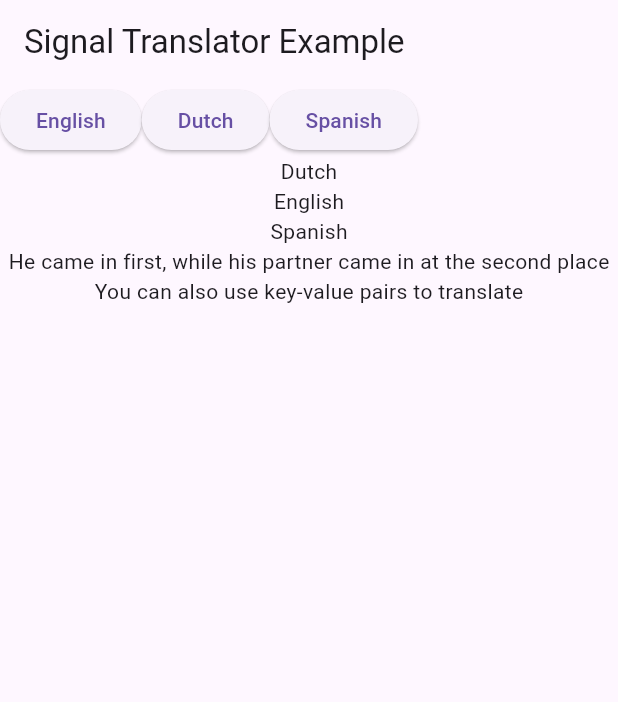
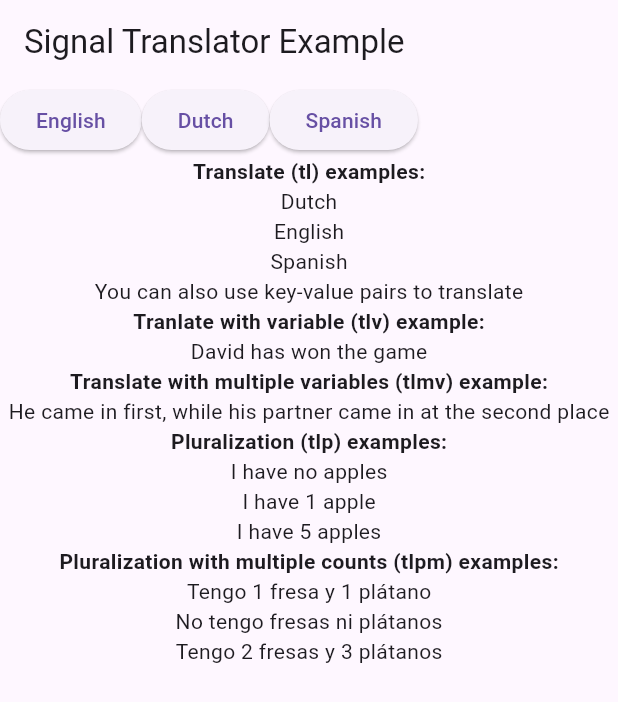
Before and after one commit to nathantaal/flutter-signals-translator, a Flutter app: the screen it shows after launch, after a tap on "English", on a phone screen of 412 x 824 dp. Shown: the top 702 px of the screen. Run offline on Flutter 3.47's test engine with Material 3 defaults, Android fonts, the phone set to English and light mode, and no system bars; our stand-ins replace shared_preferences, signals.

Commit message:
Add pluralization support

```diff
--- a/example/assets/translations/en.json
+++ b/example/assets/translations/en.json
@@ -4,8 +4,21 @@
     "Dutch": "Dutch",
     "English": "English",
     "Spanish": "Spanish",
+    "{0} has won the game!": "{0} has won the game!",
     "He came in {0}, while his partner came in at the {1} place": "He came in {0}, while his partner came in at the {1} place",
     "CAN_USE_KEY": "You can also use key-value pairs to translate",
-    "Signal Translator Example": "Signal Translator Example"
+    "Signal Translator Example": "Signal Translator Example",
+    "I have {0} apples": {
+      "zero": "I have no apples",
+      "one": "I have 1 apple",
+      "other": "I have {0} apples"
+    },
+    "I have {0} strawberries and {1} bananas": {
+      "zero_zero": "No tengo fresas ni plátanos",
+      "one_one": "Tengo 1 fresa y 1 plátano",
+      "one_other": "Tengo 1 fresa y {1} plátanos",
+      "other_one": "Tengo {0} fresas y 1 plátano",
+      "other_other": "Tengo {0} fresas y {1} plátanos"
+    }
   }
 }
--- a/example/assets/translations/es.json
+++ b/example/assets/translations/es.json
@@ -4,8 +4,21 @@
     "Dutch": "Holandés",
     "English": "Inglés",
     "Spanish": "Español",
+    "{0} has won the game!": "{0} ha ganado la partida!",
     "He came in {0}, while his partner came in at the {1} place": "Él llegó en {0}, mientras que su pareja llegó en el {1} lugar",
     "CAN_USE_KEY": "También puedes usar pares clave-valor para traducir",
-    "Signal Translator Example": "Ejemplo de traductor de 'Signals'"
+    "Signal Translator Example": "Ejemplo de traductor de 'Signals'",
+    "I have {0} apples": {
+      "zero": "No tengo ninguna manzana",
+      "one": "Tengo una manzana",
+      "other": "Tengo {0} manzanas"
+    },
+    "I have {0} strawberries and {1} bananas": {
+      "zero_zero": "No tengo fresas ni plátanos",
+      "one_one": "Tengo 1 fresa y 1 plátano",
+      "one_other": "Tengo 1 fresa y {1} plátanos",
+      "other_one": "Tengo {0} fresas y 1 plátano",
+      "other_other": "Tengo {0} fresas y {1} plátanos"
+    }
   }
 }
--- a/example/assets/translations/nl.json
+++ b/example/assets/translations/nl.json
@@ -4,8 +4,21 @@
     "Dutch": "Nederlands",
     "English": "English",
     "Spanish": "Español",
+    "{0} has won the game!": "{0} heeft het spel gewonnen!",
     "He came in {0}, while his partner came in at the {1} place": "Zijn parter eindigde op de {1} plaats, terwijl hij op de {0} plaats eindigde",
     "CAN_USE_KEY": "Je kunt ook sleutel-waardeparen gebruiken om te vertalen",
-    "Signal Translator Example": "'Signal' vertaler voorbeeld"
+    "Signal Translator Example": "'Signal' vertaler voorbeeld",
+    "I have {0} apples": {
+      "zero": "I heb geen appels",
+      "one": "I heb een appel",
+      "other": "Ik heb {0} appels"
+    },
+    "I have {0} strawberries and {1} bananas": {
+      "zero_zero": "Ik heb geen aardbeien en geen bananen",
+      "one_one": "Ik heb 1 aardbei en 1 banaan",
+      "one_other": "Ik heb 1 aardbei en {1} bananen",
+      "other_one": "Ik heb {0} aardbeien en 1 banaan",
+      "other_other": "Ik heb {0} aardbeien en {1} bananen"
+    }
   }
 }
--- a/example/lib/main.dart
+++ b/example/lib/main.dart
@@ -38,16 +38,32 @@ void main() async {
                     ),
                   ],
                 ),
+                Text('Translate (tl) examples:', style: TextStyle(fontWeight: FontWeight.bold)),
                 Text(tl('Dutch')),
                 Text(tl('English')),
                 Text(tl('Spanish')),
+                Text(tl('CAN_USE_KEY')),
+                Text('Tranlate with variable (tlv) example:', style: TextStyle(fontWeight: FontWeight.bold)),
                 Text(
                   tlv(
+                    '{0} has won the game', 'David',
+                  ),
+                ),
+                Text('Translate with multiple variables (tlmv) example:', style: TextStyle(fontWeight: FontWeight.bold)),
+                Text(
+                  tlvm(
                     'He came in {0}, while his partner came in at the {1} place',
                     ['first', 'second'],
                   ),
                 ),
-                Text(tl('CAN_USE_KEY')),
+                Text('Pluralization (tlp) examples:', style: TextStyle(fontWeight: FontWeight.bold)),
+                Text(tlp('I have {0} apples', 0) ?? ''), // I have no apples
+                Text(tlp('I have {0} apples', 1) ?? ''), // I have 1 apple
+                Text(tlp('I have {0} apples', 5) ?? ''), // I have 5 apples
+                Text('Pluralization with multiple counts (tlpm) examples:', style: TextStyle(fontWeight: FontWeight.bold)),
+                Text(tlpm('I have {0} strawberries and {1} bananas', [1, 1]) ?? ''), // I have 1 strawberry and 1 banana
+                Text(tlpm('I have {0} strawberries and {1} bananas', [0, 0]) ?? ''), // I have no strawberries and no bananas
+                Text(tlpm('I have {0} strawberries and {1} bananas', [2, 3]) ?? ''), // I have bo strawberries and 3 bananas
               ],
             ),
           ),
--- a/lib/signals_translator.dart
+++ b/lib/signals_translator.dart
@@ -16,7 +16,7 @@ class SignalTranslator {
   late final SharedPreferences prefs;
   final Completer<void> _sharedPreferencesCompleter = Completer<void>();
 
-  final Signal<Map<String, String>> _translations = Signal({});
+  final Signal<Map<String, dynamic>> _translations = Signal({});
 
   final Signal<String> _chosenLocale = Signal(
     ui.PlatformDispatcher.instance.locale.languageCode.toString(),
@@ -53,51 +53,101 @@ class SignalTranslator {
     await prefs.setString('locale', locale);
   }
 
+  // Add missing _loadLocaleFromStorage method
+  Future<void> _loadLocaleFromStorage() async {
+    await _sharedPreferencesCompleter.future;
+    final locale = prefs.getString('locale');
+    if (locale != null) {
+      await loadLocale(locale);
+    }
+  }
+
   Future<void> loadLocale(String locale) async {
     _chosenLocale.value = locale;
-
-    // Decode the JSON file
     Map<String, dynamic> decodedJson = json.decode(
-      await rootBundle.loadString(assetLocationString.value),
+      await rootBundle.loadString(assetLocationString.value, cache: false),
     );
-
-    // Access the "translations" key and map its contents
     if (!decodedJson.containsKey('translations')) {
       throw Exception('Translations key not found in the JSON file');
     }
-
     Map<String, dynamic> translationsJson = decodedJson['translations'];
-    _translations.value = translationsJson.map(
-          (key, value) => MapEntry(key, value.toString()),
-    );
+    _translations.value = translationsJson;
     await _saveLocaleToStorage(locale);
   }
 
-  Future<void> _loadLocaleFromStorage() async {
-    await _sharedPreferencesCompleter.future;
-    String? locale = prefs.getString('locale');
+  String _translate(String key, [List variables = const []]) {
+    var translation = _translations.value[key];
+    if (translation is! String) {
+      translation = key;
+    }
 
-    locale != null ? await loadLocale(locale) : loadLocale(_deviceLocale.value);
-  }
-
-  String translate(String key) {
-    return _translations.value[key] ?? key;
-  }
-
-  //TODO add type specificity to List (String, Number)
-  String translateWithVariables(String key, List variables) {
-    var translation = translate(key);
     for (var i = 0; i < variables.length; i++) {
-      translation = translation.replaceFirst('{$i}', variables[i]);
+      translation = translation.replaceFirst('{$i}', variables[i].toString());
     }
     return translation;
   }
+
+  String? _translatePlural(String key, List<int> counts) {
+    var value = _translations.value[key];
+    if (value is String) {
+      // fallback to normal translation
+      return _translate(key, counts);
+    }
+    if (value is Map) {
+      // Build the plural form key, e.g. one_other, other_one, etc.
+      List<String> forms = counts.map((c) {
+        if (c == 0) return 'zero';
+        if (c == 1) return 'one';
+        return 'other';
+      }).toList();
+      String formKey = forms.join('_');
+      String? form = value[formKey];
+      form ??= value.values.first.toString();
+      // Replace {i} with counts[i] and variables[i] if present
+      for (var i = 0; i < counts.length; i++) {
+        form = form?.replaceFirst('{$i}', counts[i].toString());
+      }
+      return form;
+    }
+    return key;
+  }
 }
 
+/// Translates a key using the current locale.
+///
+/// Returns the translated string for the given [key].
 String tl(String key) {
-  return SignalTranslator().translate(key);
+  return SignalTranslator()._translate(key);
 }
 
-String tlv(String key, List variables) {
-  return SignalTranslator().translateWithVariables(key, variables);
+/// Translates a key with a single variable using the current locale.
+///
+/// [key] is the translation key. [variable] is the value to substitute in the translation.
+/// Returns the translated string with the variable substituted.
+String tlv(String key, String variable) {
+  return SignalTranslator()._translate(key, [variable]);
 }
+
+/// Translates a key with multiple variables using the current locale.
+///
+/// [key] is the translation key. [variables] is a list of values to substitute in the translation.
+/// Returns the translated string with the variables substituted.
+String tlvm(String key, List<String> variables) {
+  return SignalTranslator()._translate(key, variables);
+}
+
+/// Translates a pluralized key for a single count using the current locale.
+///
+/// [key] is the translation key. [count] is the number to determine the plural form.
+/// Returns the appropriate pluralized translation string.
+String? tlp(String key, int count) {
+  return SignalTranslator()._translatePlural(key, [count]);
+}
+
+/// Translates a pluralized key for multiple counts using the current locale.
+///
+/// [key] is the translation key. [counts] is a list of numbers to determine the plural form.
+/// Returns the appropriate pluralized translation string.
+String? tlpm(String key, List<int> counts) {
+  return SignalTranslator()._translatePlural(key, counts);
+}
--- a/pubspec.yaml
+++ b/pubspec.yaml
@@ -1,6 +1,6 @@
 name: signals_translator
 description: "Translate your project 100% using signals"
-version: 0.0.2
+version: 0.0.3
 homepage: https://github.com/nathantaal/flutter-signals-translator
 repository: https://github.com/nathantaal/flutter-signals-translator
 
```
Also changed, not shown: example/pubspec.lock, 15 other files.
